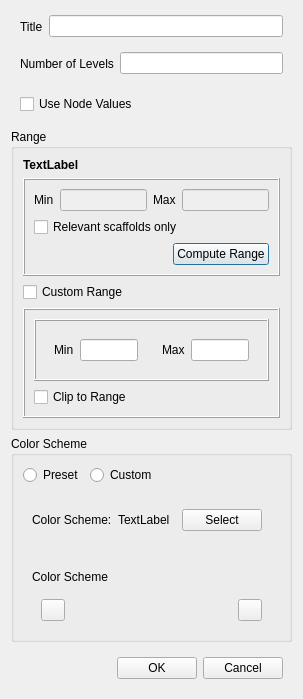
This is baramFlow/view/results/graphics/colormap_dialog.ui in nextfoam/baram as Qt 5 draws it before an edit. The edited form follows.
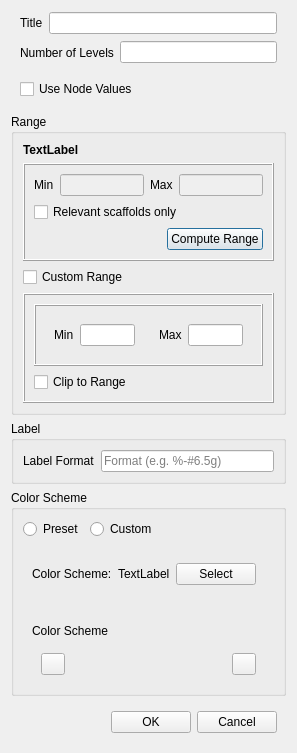
This is the edited form.

Commit message: Issue baram#785 Legend format setting in colormap

```diff
--- a/baramFlow/view/results/graphics/colormap_dialog.ui
+++ b/baramFlow/view/results/graphics/colormap_dialog.ui
@@ -6,8 +6,8 @@
    <rect>
     <x>0</x>
     <y>0</y>
-    <width>303</width>
-    <height>699</height>
+    <width>289</width>
+    <height>753</height>
    </rect>
   </property>
   <property name="windowTitle">
@@ -309,6 +309,47 @@
      </layout>
     </widget>
    </item>
+   <item>
+    <widget class="QGroupBox" name="groupBox_3">
+     <property name="title">
+      <string>Label</string>
+     </property>
+     <layout class="QVBoxLayout" name="verticalLayout_9">
+      <item>
+       <widget class="QWidget" name="widget_14" native="true">
+        <layout class="QHBoxLayout" name="horizontalLayout_10">
+         <property name="leftMargin">
+          <number>0</number>
+         </property>
+         <property name="topMargin">
+          <number>0</number>
+         </property>
+         <property name="rightMargin">
+          <number>0</number>
+         </property>
+         <property name="bottomMargin">
+          <number>0</number>
+         </property>
+         <item>
+          <widget class="QLabel" name="label_2">
+           <property name="text">
+            <string>Label Format</string>
+           </property>
+          </widget>
+         </item>
+         <item>
+          <widget class="QLineEdit" name="labelFormat">
+           <property name="placeholderText">
+            <string>Format (e.g. %-#6.5g)</string>
+           </property>
+          </widget>
+         </item>
+        </layout>
+       </widget>
+      </item>
+     </layout>
+    </widget>
+   </item>
    <item>
     <widget class="QGroupBox" name="groupBox_2">
      <property name="title">
```
Left out of the diff: 18 changed lines with no effect on the pictures. The commit also changes 5 other files.
